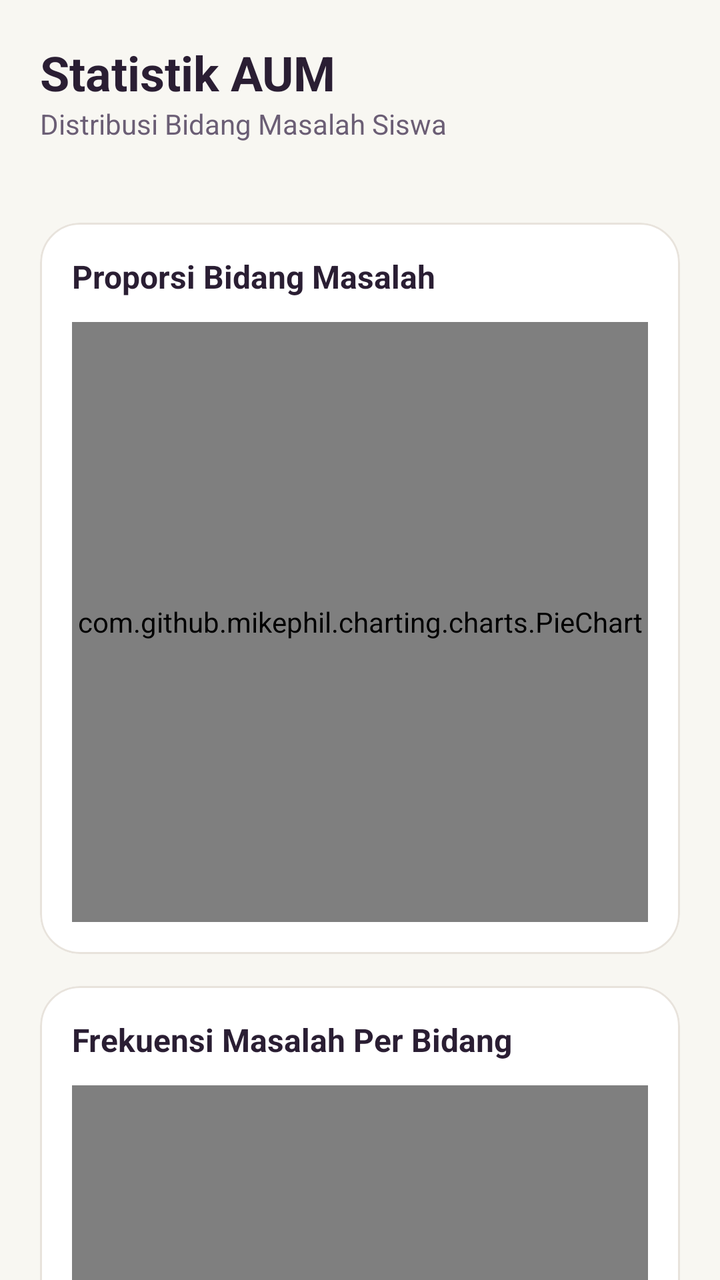
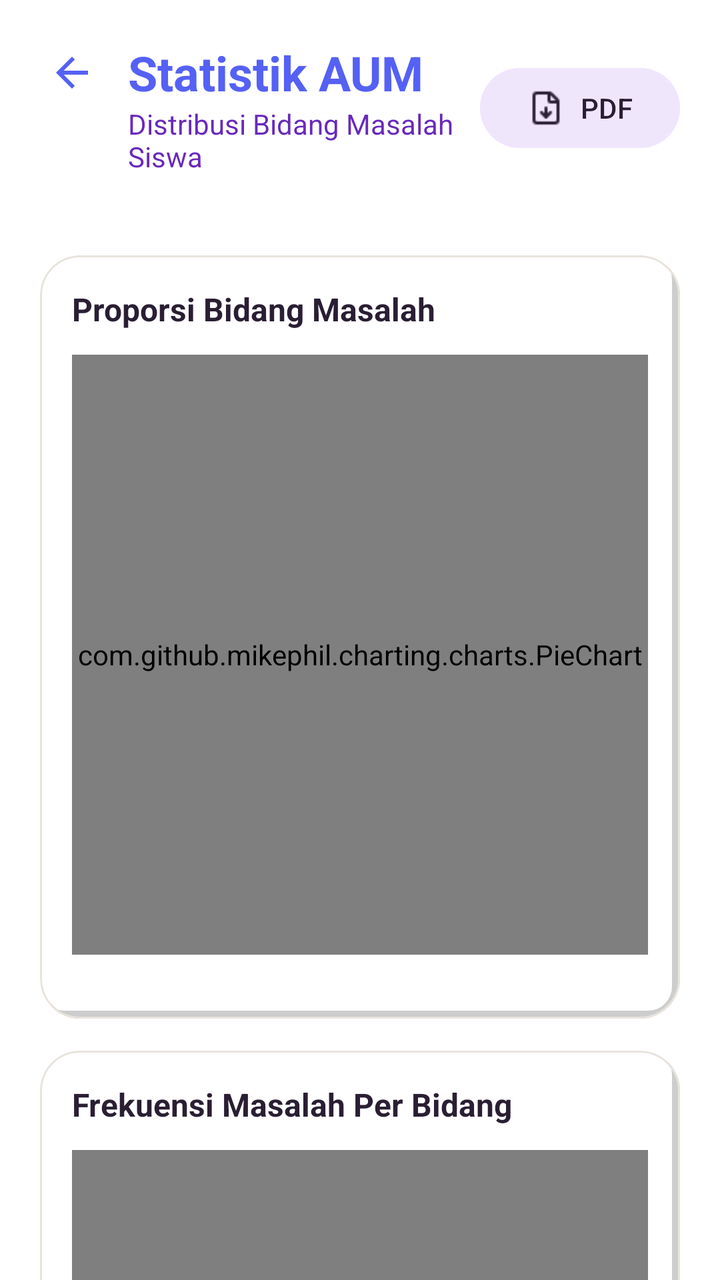

Screens rendered from an Android XML layout before and after an edit, with the pre-edit source and the edit as a unified diff.
<!-- AndroidManifest.xml: application theme Theme.BkNova -->
<!-- res/layout/fragment_statistik_aum.xml -->
<?xml version="1.0" encoding="utf-8"?>
<androidx.constraintlayout.widget.ConstraintLayout xmlns:android="http://schemas.android.com/apk/res/android"
    xmlns:app="http://schemas.android.com/apk/res-auto"
    xmlns:tools="http://schemas.android.com/tools"
    android:layout_width="match_parent"
    android:layout_height="match_parent"
    android:background="@color/background_cream"
    tools:context=".fragment.StatistikAumFragment">

    <LinearLayout
        android:id="@+id/header_layout"
        android:layout_width="match_parent"
        android:layout_height="wrap_content"
        android:orientation="vertical"
        android:padding="20dp"
        app:layout_constraintTop_toTopOf="parent">

        <TextView
            android:id="@+id/tv_title_statistik"
            android:layout_width="wrap_content"
            android:layout_height="wrap_content"
            android:text="Statistik AUM"
            android:textColor="@color/text_color_primary"
            android:textSize="24sp"
            android:textStyle="bold" />

        <TextView
            android:id="@+id/tv_subtitle_statistik"
            android:layout_width="wrap_content"
            android:layout_height="wrap_content"
            android:text="Distribusi Bidang Masalah Siswa"
            android:textColor="@color/text_color_secondary"
            android:textSize="14sp" />
    </LinearLayout>

    <androidx.core.widget.NestedScrollView
        android:layout_width="match_parent"
        android:layout_height="0dp"
        app:layout_constraintBottom_toBottomOf="parent"
        app:layout_constraintTop_toBottomOf="@id/header_layout">

        <LinearLayout
            android:layout_width="match_parent"
            android:layout_height="wrap_content"
            android:orientation="vertical"
            android:paddingBottom="24dp">

            
            <androidx.recyclerview.widget.RecyclerView
                android:id="@+id/rv_summary_stats"
                android:layout_width="match_parent"
                android:layout_height="wrap_content"
                android:clipToPadding="false"
                android:paddingHorizontal="20dp"
                android:orientation="horizontal"
                app:layoutManager="androidx.recyclerview.widget.LinearLayoutManager"
                tools:listitem="@layout/item_aum_statistik" />

            
            <com.google.android.material.card.MaterialCardView
                android:layout_width="match_parent"
                android:layout_height="wrap_content"
                android:layout_marginHorizontal="20dp"
                android:layout_marginTop="20dp"
                app:cardCornerRadius="20dp"
                app:cardElevation="0dp"
                app:strokeColor="@color/divider_color"
                app:strokeWidth="1dp">

                <LinearLayout
                    android:layout_width="match_parent"
                    android:layout_height="wrap_content"
                    android:orientation="vertical"
                    android:padding="16dp">

                    <TextView
                        android:layout_width="wrap_content"
                        android:layout_height="wrap_content"
                        android:text="Proporsi Bidang Masalah"
                        android:textColor="@color/text_color_primary"
                        android:textSize="16sp"
                        android:textStyle="bold" />

                    <com.github.mikephil.charting.charts.PieChart
                        android:id="@+id/donut_chart"
                        android:layout_width="match_parent"
                        android:layout_height="300dp"
                        android:layout_marginTop="12dp" />
                </LinearLayout>
            </com.google.android.material.card.MaterialCardView>

            
            <com.google.android.material.card.MaterialCardView
                android:layout_width="match_parent"
                android:layout_height="wrap_content"
                android:layout_marginHorizontal="20dp"
                android:layout_marginTop="16dp"
                app:cardCornerRadius="20dp"
                app:cardElevation="0dp"
                app:strokeColor="@color/divider_color"
                app:strokeWidth="1dp">

                <LinearLayout
                    android:layout_width="match_parent"
                    android:layout_height="wrap_content"
                    android:orientation="vertical"
                    android:padding="16dp">

                    <TextView
                        android:layout_width="wrap_content"
                        android:layout_height="wrap_content"
                        android:text="Frekuensi Masalah Per Bidang"
                        android:textColor="@color/text_color_primary"
                        android:textSize="16sp"
                        android:textStyle="bold" />

                    <com.github.mikephil.charting.charts.BarChart
                        android:id="@+id/bar_chart"
                        android:layout_width="match_parent"
                        android:layout_height="300dp"
                        android:layout_marginTop="12dp" />
                </LinearLayout>
            </com.google.android.material.card.MaterialCardView>

        </LinearLayout>
    </androidx.core.widget.NestedScrollView>

</androidx.constraintlayout.widget.ConstraintLayout>
<!-- res/layout/item_aum_statistik.xml (included above) -->
<?xml version="1.0" encoding="utf-8"?>
<com.google.android.material.card.MaterialCardView xmlns:android="http://schemas.android.com/apk/res/android"
    xmlns:app="http://schemas.android.com/apk/res-auto"
    android:layout_width="120dp"
    android:layout_height="100dp"
    android:layout_marginEnd="12dp"
    app:cardCornerRadius="16dp"
    app:cardElevation="0dp"
    app:cardBackgroundColor="@color/white"
    app:strokeColor="@color/divider_color"
    app:strokeWidth="1dp">

    <LinearLayout
        android:layout_width="match_parent"
        android:layout_height="match_parent"
        android:orientation="vertical"
        android:padding="12dp"
        android:gravity="center"
        android:background="@drawable/bg_grid_shadow">

        <TextView
            android:id="@+id/tv_stat_count"
            android:layout_width="wrap_content"
            android:layout_height="wrap_content"
            android:text="0"
            android:textColor="@color/brand_primary"
            android:textSize="24sp"
            android:textStyle="bold" />

        <TextView
            android:id="@+id/tv_stat_label"
            android:layout_width="match_parent"
            android:layout_height="wrap_content"
            android:layout_marginTop="4dp"
            android:text="Bidang"
            android:textColor="@color/text_color_secondary"
            android:textSize="11sp"
            android:textAlignment="center"
            android:maxLines="2"
            android:ellipsize="end"/>
    </LinearLayout>
</com.google.android.material.card.MaterialCardView>
<!-- resources referenced by this layout -->
<resources>
  <color name="background_cream">#F8F7F2</color>
  <color name="brand_primary">#5561F4</color>
  <color name="divider_color">#E8E3DC</color>
  <color name="text_color_primary">#2A1E33</color>
  <color name="text_color_secondary">#6B5E75</color>
  <color name="white">#FFFFFFFF</color>
  <!-- drawable bg_grid_shadow (drawable) -->
  <?xml version="1.0" encoding="utf-8"?>
  <layer-list xmlns:android="http://schemas.android.com/apk/res/android">
  
      
      <item
          android:left="4dp"
  
          android:top="4dp">
  
          <shape android:shape="rectangle">
              <solid android:color="#32000000" />
              <corners android:radius="12dp" />
          </shape>
  
      </item>
  
      
      <item
          android:right="4dp"
          android:bottom="4dp">
  
          <shape android:shape="rectangle">
              <solid android:color="#FFFFFF" />
              <corners android:radius="12dp" />
          </shape>
  
      </item>
  
  </layer-list>
  <style name="Theme.BkNova" parent="Base.Theme.BkNova" />
  <style name="Base.Theme.BkNova" parent="Theme.Material3.Light.NoActionBar">
  
          
          <item name="colorPrimary">@color/brand_primary</item>
          <item name="colorOnPrimary">@color/white</item>
          <item name="colorPrimaryContainer">@color/brand_soft</item>
          <item name="colorOnPrimaryContainer">@color/text_color_primary</item>
  
          <item name="colorSecondary">@color/accent_pink</item>
          
          <item name="colorOnSecondary">@color/text_color_primary</item>
          <item name="colorSecondaryContainer">@color/accent_pink_soft</item>
          <item name="colorOnSecondaryContainer">@color/text_color_primary</item>
  
          <item name="colorTertiary">@color/accent_peach</item>
          <item name="colorOnTertiary">@color/text_color_primary</item>
          <item name="colorTertiaryContainer">@color/accent_peach_soft</item>
          <item name="colorOnTertiaryContainer">@color/text_color_primary</item>
  
          <item name="colorSurface">@color/white</item>
          <item name="colorOnSurface">@color/text_color_primary</item>
          <item name="colorSurfaceVariant">@color/background_cream</item>
          <item name="colorOnSurfaceVariant">@color/text_color_secondary</item>
          <item name="android:colorBackground">@color/background_cream</item>
          <item name="colorOnBackground">@color/text_color_primary</item>
  
          <item name="colorOutline">@color/divider_color</item>
          <item name="colorOutlineVariant">@color/divider_color</item>
  
          <item name="colorError">@color/red_text</item>
          <item name="colorOnError">@color/white</item>
          <item name="colorErrorContainer">@color/red_light</item>
          <item name="colorOnErrorContainer">@color/red_text</item>
  
          <item name="android:windowBackground">@color/background_cream</item>
  
          
          <item name="android:statusBarColor">@color/white</item>
          <item name="android:windowLightStatusBar">true</item>
          <item name="android:navigationBarColor">@color/white</item>
          <item name="android:windowLightNavigationBar" tools:targetApi="o_mr1">true</item>
      </style>
  <color name="brand_soft">#F0E6FC</color>
  <color name="accent_pink">#FF7FAF</color>
  <color name="accent_pink_soft">#FFECF3</color>
  <color name="accent_peach">#FFC6BF</color>
  <color name="accent_peach_soft">#FFE8E5</color>
  <color name="red_text">#DC2626</color>
  <color name="red_light">#FEE2E2</color>
</resources>

<!-- the commit's change to res/layout/fragment_statistik_aum.xml (unified diff, before → after) -->
@@ -4,36 +4,72 @@
     xmlns:tools="http://schemas.android.com/tools"
     android:layout_width="match_parent"
     android:layout_height="match_parent"
-    android:background="@color/background_cream"
+    android:background="@color/white"
     tools:context=".fragment.StatistikAumFragment">
 
-    <LinearLayout
+    <androidx.constraintlayout.widget.ConstraintLayout
         android:id="@+id/header_layout"
         android:layout_width="match_parent"
         android:layout_height="wrap_content"
-        android:orientation="vertical"
         android:padding="20dp"
         app:layout_constraintTop_toTopOf="parent">
 
+        <ImageView
+            android:id="@+id/btn_back"
+            android:layout_width="32dp"
+            android:layout_height="32dp"
+            android:padding="4dp"
+            android:src="@drawable/ic_arrow_back"
+            app:tint="@color/brand_primary"
+            android:clickable="true"
+            android:focusable="true"
+            android:background="?attr/selectableItemBackgroundBorderless"
+            app:layout_constraintStart_toStartOf="parent"
+            app:layout_constraintTop_toTopOf="@+id/tv_title_statistik"
+            app:layout_constraintBottom_toBottomOf="@+id/tv_title_statistik" />
+
         <TextView
             android:id="@+id/tv_title_statistik"
-            android:layout_width="wrap_content"
-            android:layout_height="wrap_content"
+            android:layout_width="0dp"
+            android:layout_height="wrap_content"
+            android:layout_marginStart="12dp"
             android:text="Statistik AUM"
-            android:textColor="@color/text_color_primary"
+            android:textColor="@color/brand_primary"
             android:textSize="24sp"
-            android:textStyle="bold" />
+            android:textStyle="bold"
+            app:layout_constraintEnd_toStartOf="@+id/btn_action_header"
+            app:layout_constraintStart_toEndOf="@id/btn_back"
+            app:layout_constraintTop_toTopOf="parent" />
 
         <TextView
             android:id="@+id/tv_subtitle_statistik"
+            android:layout_width="0dp"
+            android:layout_height="wrap_content"
+            android:text="Distribusi Bidang Masalah Siswa"
+            android:textColor="@color/brand_dark"
+            android:textSize="14sp"
+            app:layout_constraintEnd_toStartOf="@+id/btn_action_header"
+            app:layout_constraintStart_toStartOf="@id/tv_title_statistik"
+            app:layout_constraintTop_toBottomOf="@id/tv_title_statistik" />
+
+        <com.google.android.material.button.MaterialButton
+            android:id="@+id/btn_action_header"
+            style="@style/Widget.Material3.Button.TonalButton"
             android:layout_width="wrap_content"
             android:layout_height="wrap_content"
-            android:text="Distribusi Bidang Masalah Siswa"
-            android:textColor="@color/text_color_secondary"
-            android:textSize="14sp" />
-    </LinearLayout>
-
+            android:text="PDF"
+            android:backgroundTint="@color/brand_soft"
+            app:icon="@drawable/ekpor"
+            app:iconPadding="8dp"
+            app:iconTint="@color/text_color_primary"
+            android:textColor="@color/text_color_primary"
+            app:layout_constraintBottom_toBottomOf="parent"
+            app:layout_constraintEnd_toEndOf="parent"
+            app:layout_constraintTop_toTopOf="parent" />
+
+    </androidx.constraintlayout.widget.ConstraintLayout>
     <androidx.core.widget.NestedScrollView
+        android:id="@+id/nsv_content"
         android:layout_width="match_parent"
         android:layout_height="0dp"
         app:layout_constraintBottom_toBottomOf="parent"
@@ -45,16 +81,6 @@
             android:orientation="vertical"
             android:paddingBottom="24dp">
 
-            
-            <androidx.recyclerview.widget.RecyclerView
-                android:id="@+id/rv_summary_stats"
-                android:layout_width="match_parent"
-                android:layout_height="wrap_content"
-                android:clipToPadding="false"
-                android:paddingHorizontal="20dp"
-                android:orientation="horizontal"
-                app:layoutManager="androidx.recyclerview.widget.LinearLayoutManager"
-                tools:listitem="@layout/item_aum_statistik" />
 
             
             <com.google.android.material.card.MaterialCardView
@@ -71,6 +97,7 @@
                     android:layout_width="match_parent"
                     android:layout_height="wrap_content"
                     android:orientation="vertical"
+                    android:background="@drawable/bg_grid_shadow"
                     android:padding="16dp">
 
                     <TextView
@@ -86,6 +113,21 @@
                         android:layout_width="match_parent"
                         android:layout_height="300dp"
                         android:layout_marginTop="12dp" />
+
+                    
+                    <HorizontalScrollView
+                        android:layout_width="match_parent"
+                        android:layout_height="wrap_content"
+                        android:layout_marginTop="8dp"
+                        android:scrollbars="none">
+
+                        <LinearLayout
+                            android:id="@+id/legend_container"
+                            android:layout_width="wrap_content"
+                            android:layout_height="wrap_content"
+                            android:orientation="horizontal"
+                            android:paddingVertical="4dp" />
+                    </HorizontalScrollView>
                 </LinearLayout>
             </com.google.android.material.card.MaterialCardView>
 
@@ -104,6 +146,7 @@
                     android:layout_width="match_parent"
                     android:layout_height="wrap_content"
                     android:orientation="vertical"
+                    android:background="@drawable/bg_grid_shadow"
                     android:padding="16dp">
 
                     <TextView
@@ -119,9 +162,119 @@
                         android:layout_width="match_parent"
                         android:layout_height="300dp"
                         android:layout_marginTop="12dp" />
+
+
+
+                </LinearLayout>
+
+            </com.google.android.material.card.MaterialCardView>
+
+            
+            <com.google.android.material.card.MaterialCardView
+                android:layout_width="match_parent"
+                android:layout_height="wrap_content"
+                android:layout_marginHorizontal="20dp"
+                android:layout_marginTop="16dp"
+                app:cardCornerRadius="20dp"
+                app:cardElevation="0dp"
+                app:strokeColor="@color/divider_color"
+                app:strokeWidth="1dp">
+
+                <LinearLayout
+                    android:layout_width="match_parent"
+                    android:layout_height="wrap_content"
+                    android:orientation="vertical"
+                    android:background="@drawable/bg_grid_shadow"
+                    android:padding="16dp">
+
+                    <TextView
+                        android:layout_width="wrap_content"
+                        android:layout_height="wrap_content"
+                        android:text="Tren Masalah Siswa"
+                        android:textColor="@color/text_color_primary"
+                        android:textSize="16sp"
+                        android:textStyle="bold" />
+
+                    <com.github.mikephil.charting.charts.LineChart
+                        android:id="@+id/line_chart"
+                        android:layout_width="match_parent"
+                        android:layout_height="300dp"
+                        android:layout_marginTop="12dp" />
                 </LinearLayout>
             </com.google.android.material.card.MaterialCardView>
 
+            
+            <com.google.android.material.card.MaterialCardView
+                android:layout_width="match_parent"
+                android:layout_height="wrap_content"
+                android:layout_marginHorizontal="20dp"
+                android:layout_marginTop="16dp"
+                app:cardCornerRadius="20dp"
+                app:cardElevation="0dp"
+                app:strokeColor="@color/divider_color"
+                app:strokeWidth="1dp">
+
+                <LinearLayout
+                    android:layout_width="match_parent"
+                    android:layout_height="wrap_content"
+                    android:orientation="vertical"
+                    android:background="@drawable/bg_grid_shadow"
+                    android:padding="16dp">
+
+                    <TextView
+                        android:layout_width="wrap_content"
+                        android:layout_height="wrap_content"
+                        android:layout_marginBottom="12dp"
+                        android:text="Detail Frekuensi Masalah"
+                        android:textColor="@color/text_color_primary"
+                        android:textSize="16sp"
+                        android:textStyle="bold" />
+
+                    <TableLayout
+                        android:id="@+id/table_data_aum"
+                        android:layout_width="match_parent"
+                        android:layout_height="wrap_content"
+                        android:stretchColumns="1">
+
+                        
+                        <TableRow
+                            android:background="@color/brand_soft"
+                            android:padding="8dp">
+                            <TextView
+                                android:layout_width="wrap_content"
+                                android:layout_height="wrap_content"
+                                android:text="Kode"
+                                android:textStyle="bold"
+                                android:paddingEnd="8dp" />
+                            <TextView
+                                android:layout_width="wrap_content"
+                                android:layout_height="wrap_content"
+                                android:text="Nama Bidang"
+                                android:textStyle="bold" />
+                            <TextView
+                                android:layout_width="wrap_content"
+                                android:layout_height="wrap_content"
+                                android:text="Jumlah"
+                                android:textStyle="bold"
+                                android:gravity="end" />
+                        </TableRow>
+
+                        
+                    </TableLayout>
+                </LinearLayout>
+            </com.google.android.material.card.MaterialCardView>
+
+            
+            <androidx.recyclerview.widget.RecyclerView
+                android:id="@+id/rv_summary_stats"
+                android:layout_width="match_parent"
+                android:layout_height="wrap_content"
+                android:layout_marginTop="24dp"
+                android:clipToPadding="false"
+                android:paddingHorizontal="14dp"
+                app:layoutManager="androidx.recyclerview.widget.GridLayoutManager"
+                app:spanCount="2"
+                tools:listitem="@layout/item_aum_statistik" />
         </LinearLayout>
     </androidx.core.widget.NestedScrollView>
 
@@ -130,9 +283,9 @@
 <?xml version="1.0" encoding="utf-8"?>
 <com.google.android.material.card.MaterialCardView xmlns:android="http://schemas.android.com/apk/res/android"
     xmlns:app="http://schemas.android.com/apk/res-auto"
-    android:layout_width="120dp"
-    android:layout_height="100dp"
-    android:layout_marginEnd="12dp"
+    android:layout_width="match_parent"
+    android:layout_height="wrap_content"
+    android:layout_margin="6dp"
     app:cardCornerRadius="16dp"
     app:cardElevation="0dp"
     app:cardBackgroundColor="@color/white"
<!-- resource entries referenced after the edit -->
@@ -1,5 +1,6 @@
 <!-- resources referenced by this layout -->
 <resources>
+  <color name="brand_dark">#6929BB</color>
   <color name="background_cream">#F8F7F2</color>
   <color name="brand_primary">#5561F4</color>
   <color name="divider_color">#E8E3DC</color>
@@ -36,6 +37,17 @@
       </item>
   
   </layer-list>
+  <!-- drawable ekpor: png bitmap (drawable, 490 bytes) -->
+  <!-- drawable ic_arrow_back (drawable) -->
+  <vector xmlns:android="http://schemas.android.com/apk/res/android"
+      android:width="24dp"
+      android:height="24dp"
+      android:viewportWidth="24"
+      android:viewportHeight="24">
+      <path
+          android:fillColor="#FF000000"
+          android:pathData="M20,11H7.83l5.59,-5.59L12,4l-8,8 8,8 1.41,-1.41L7.83,13H20v-2z" />
+  </vector>
   <style name="Theme.BkNova" parent="Base.Theme.BkNova" />
   <style name="Base.Theme.BkNova" parent="Theme.Material3.Light.NoActionBar">
   
